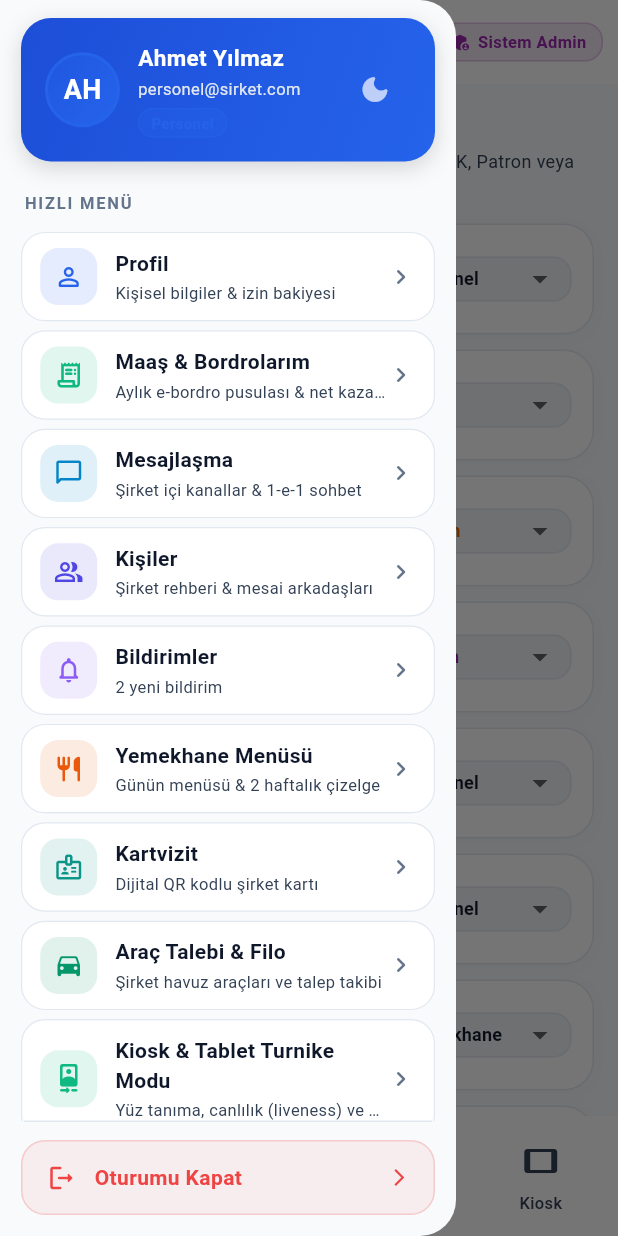
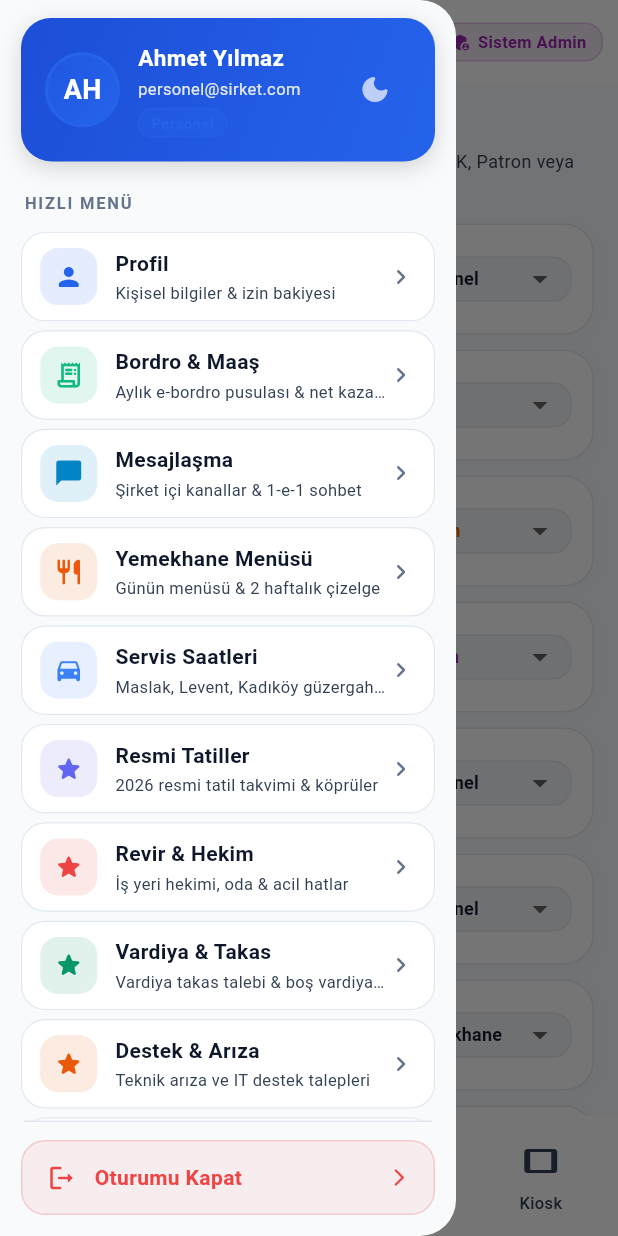
Before and after one commit to huseyincanli20/pdks-flutter, a Flutter app: the AdminShell screen opened directly, with the side drawer open, on a phone screen of 412 x 824 dp. Run offline on Flutter 3.47's test engine with Material 3 defaults, Android fonts, the phone set to English and light mode, and no system bars; our stand-ins replace file_picker, geolocator, image_picker, local_auth, qr_flutter, shared_preferences; missing offline and left inert: dart:html, dart:js, mobile_scanner; accounts and stored records are empty; network calls fail.

Commit message:
feat(ui): dynamically display all 25 enterprise modules under HIZLI MENU in AppDrawer

```diff
--- a/lib/views/common/app_drawer.dart
+++ b/lib/views/common/app_drawer.dart
@@ -2,12 +2,14 @@ import 'package:flutter/material.dart';
 import 'package:provider/provider.dart';
 import '../../core/constants/app_colors.dart';
 import '../../models/employee.dart';
+import '../../models/quick_menu_item.dart';
 import '../../state/pdks_state.dart';
 import '../menu/profile_screen.dart';
 import '../menu/contacts_screen.dart';
 import '../menu/business_card_screen.dart';
 import '../menu/settings_screen.dart';
 import '../menu/about_screen.dart';
+import '../menu/favorites_screen.dart';
 import '../notifications/notifications_screen.dart';
 import '../cafeteria/cafeteria_menu_view_screen.dart';
 import '../payroll/my_payrolls_screen.dart';
@@ -15,11 +17,243 @@ import '../payroll/payroll_management_screen.dart';
 import '../chat/chat_list_screen.dart';
 import '../vehicle/vehicle_request_screen.dart';
 import '../kiosk/kiosk_terminal_screen.dart';
+import '../enterprise/enterprise_hub_screen.dart';
+import '../mobile/leave_request_screen.dart';
+import 'field_work_dialog.dart';
 import 'firebase_config_dialog.dart';
 import 'quick_menu_manager_dialog.dart';
 
 class AppDrawer extends StatelessWidget {
   const AppDrawer({super.key});
+
+  void _handleDrawerAction(BuildContext context, QuickMenuItem item, Employee user, PdksState pdks) {
+    if (!pdks.hasPagePermission(item.actionType)) {
+      ScaffoldMessenger.of(context).showSnackBar(
+        const SnackBar(
+          content: Text('Yetki Sınırı: Bu modüle erişim için rol yetkiniz bulunmamaktadır.'),
+          backgroundColor: Colors.red,
+          behavior: SnackBarBehavior.floating,
+        ),
+      );
+      return;
+    }
+
+    switch (item.actionType) {
+      case 'profile':
+        Navigator.push(context, MaterialPageRoute(builder: (_) => const ProfileScreen()));
+        break;
+      case 'payroll':
+        Navigator.push(
+          context,
+          MaterialPageRoute(
+            builder: (_) => (user.role == UserRole.hr || user.role == UserRole.boss || user.role == UserRole.admin)
+                ? const PayrollManagementScreen()
+                : const MyPayrollsScreen(),
+          ),
+        );
+        break;
+      case 'chat':
+        Navigator.push(context, MaterialPageRoute(builder: (_) => const ChatListScreen()));
+        break;
+      case 'contacts':
+        Navigator.push(context, MaterialPageRoute(builder: (_) => const ContactsScreen()));
+        break;
+      case 'notifications':
+        Navigator.push(context, MaterialPageRoute(builder: (_) => const NotificationsScreen()));
+        break;
+      case 'cafeteria':
+        Navigator.push(context, MaterialPageRoute(builder: (_) => const CafeteriaMenuViewScreen()));
+        break;
+      case 'business_card':
+        Navigator.push(context, MaterialPageRoute(builder: (_) => const BusinessCardScreen()));
+        break;
+      case 'favorites':
+        Navigator.push(context, MaterialPageRoute(builder: (_) => const FavoritesScreen()));
+        break;
+      case 'leave':
+        Navigator.push(context, MaterialPageRoute(builder: (_) => const LeaveRequestScreen()));
+        break;
+      case 'records':
+        Navigator.pop(context);
+        break;
+      case 'field_work':
+        FieldWorkDialog.show(context);
+        break;
+      case 'overtime':
+        ScaffoldMessenger.of(context).showSnackBar(
+          const SnackBar(content: Text('Fazla mesai talebiniz yöneticinize iletildi.')),
+        );
+        break;
+      case 'vehicle_request':
+        Navigator.push(context, MaterialPageRoute(builder: (_) => const VehicleRequestScreen()));
+        break;
+      case 'shift_swap':
+        Navigator.push(context, MaterialPageRoute(builder: (_) => const EnterpriseHubScreen(initialTabIndex: 1)));
+        break;
+      case 'helpdesk':
+        Navigator.push(context, MaterialPageRoute(builder: (_) => const EnterpriseHubScreen(initialTabIndex: 2)));
+        break;
+      case 'announcements':
+        Navigator.push(context, MaterialPageRoute(builder: (_) => const EnterpriseHubScreen(initialTabIndex: 3)));
+        break;
+      case 'onboarding':
+        Navigator.push(context, MaterialPageRoute(builder: (_) => const EnterpriseHubScreen(initialTabIndex: 4)));
+        break;
+      case 'training':
+        Navigator.push(context, MaterialPageRoute(builder: (_) => const EnterpriseHubScreen(initialTabIndex: 5)));
+        break;
+      case 'okr':
+        Navigator.push(context, MaterialPageRoute(builder: (_) => const EnterpriseHubScreen(initialTabIndex: 6)));
+        break;
+      case 'visitors':
+        Navigator.push(context, MaterialPageRoute(builder: (_) => const EnterpriseHubScreen(initialTabIndex: 7)));
+        break;
+      case 'hybrid_desk':
+        Navigator.push(context, MaterialPageRoute(builder: (_) => const EnterpriseHubScreen(initialTabIndex: 8)));
+        break;
+      case 'branches':
+        Navigator.push(context, MaterialPageRoute(builder: (_) => const EnterpriseHubScreen(initialTabIndex: 9)));
+        break;
+      case 'feedback':
+        Navigator.push(context, MaterialPageRoute(builder: (_) => const EnterpriseHubScreen(initialTabIndex: 10)));
+        break;
+      case 'calibration':
+        Navigator.push(context, MaterialPageRoute(builder: (_) => const EnterpriseHubScreen(initialTabIndex: 12)));
+        break;
+      case 'pdks_ai':
+        Navigator.push(context, MaterialPageRoute(builder: (_) => const EnterpriseHubScreen(initialTabIndex: 14)));
+        break;
+      case 'kiosk_face':
+        Navigator.push(context, MaterialPageRoute(builder: (_) => const KioskTerminalScreen()));
+        break;
+      case 'digital_docs':
+      case 'digital_signature':
+        Navigator.push(context, MaterialPageRoute(builder: (_) => const EnterpriseHubScreen(initialTabIndex: 16)));
+        break;
+      case 'near_miss':
+        Navigator.push(context, MaterialPageRoute(builder: (_) => const EnterpriseHubScreen(initialTabIndex: 17)));
+        break;
+      case 'ptt_radio':
+        Navigator.push(context, MaterialPageRoute(builder: (_) => const EnterpriseHubScreen(initialTabIndex: 18)));
+        break;
+      case 'shuttle':
+        showDialog(
+          context: context,
+          builder: (ctx) => AlertDialog(
+            shape: RoundedRectangleBorder(borderRadius: BorderRadius.circular(20)),
+            title: const Row(
+              children: [
+                Icon(Icons.directions_bus_rounded, color: Color(0xFF3B82F6), size: 22),
+                SizedBox(width: 8),
+                Expanded(child: Text('Şirket Servis Saatleri', style: TextStyle(fontSize: 16, fontWeight: FontWeight.bold))),
+              ],
+            ),
+            content: const Text(
+              'Akşam Çıkış Servisleri (Kalkış: 18:15):\n\n'
+              '1. Maslak - Levent - Zincirlikuyu - Kadıköy\n'
+              '2. Maslak - Çağlayan - Mecidiyeköy - Bakırköy\n'
+              '3. Maslak - Kozyatağı - Ataşehir - Ümraniye\n'
+              '4. Maslak - Kağıthane - Eyüp - Gaziosmanpaşa\n\n'
+              'Servis Sorumlusu İletişim: 0532 000 11 22',
+              style: TextStyle(fontSize: 13, height: 1.5),
+            ),
+            actions: [
+              TextButton(onPressed: () => Navigator.pop(ctx), child: const Text('Kapat')),
+            ],
+          ),
+        );
+        break;
+      case 'holidays':
+        showDialog(
+          context: context,
+          builder: (ctx) => AlertDialog(
+            shape: RoundedRectangleBorder(borderRadius: BorderRadius.circular(20)),
+            title: const Row(
+              children: [
+                Icon(Icons.calendar_month_rounded, color: Color(0xFF6366F1), size: 22),
+                SizedBox(width: 8),
+                Expanded(child: Text('2026 Resmi Tatiller', style: TextStyle(fontSize: 16, fontWeight: FontWeight.bold))),
+              ],
+            ),
+            content: const Text(
+              '• 1 Ocak (Perşembe): Yılbaşı\n'
+              '• 23 Nisan (Perşembe): Ulusal Egemenlik ve Çocuk Bayramı\n'
+              '• 1 Mayıs (Cuma): Emek ve Dayanışma Günü\n'
+              '• 19 Mayıs (Salı): Atatürk\'ü Anma, Gençlik ve Spor Bayramı\n'
+              '• 15 Temmuz (Çarşamba): Demokrasi ve Milli Birlik Günü\n'
+              '• 30 Ağustos (Pazar): Zafer Bayramı\n'
+              '• 29 Ekim (Perşembe): Cumhuriyet Bayramı',
+              style: TextStyle(fontSize: 13, height: 1.5),
+            ),
+            actions: [
+              TextButton(onPressed: () => Navigator.pop(ctx), child: const Text('Kapat')),
+            ],
+          ),
+        );
+        break;
+      case 'doctor':
+        showDialog(
+          context: context,
+          builder: (ctx) => AlertDialog(
+            shape: RoundedRectangleBorder(borderRadius: BorderRadius.circular(20)),
+            title: const Row(
+              children: [
+                Icon(Icons.medical_services_outlined, color: Color(0xFFEF4444), size: 22),
+                SizedBox(width: 8),
+                Expanded(child: Text('İş Yeri Hekimi & Revir', style: TextStyle(fontSize: 16, fontWeight: FontWeight.bold))),
+              ],
+            ),
+            content: const Text(
+              'İş Yeri Hekimi: Dr. Mehmet Yılmaz\n'
+              'Çalışma Saatleri: Hafta içi 09:00 - 17:30\n'
+              'Konum: B Blok, Giriş Kat, Oda No: 104\n\n'
+              'Acil Dahili Hatlar:\n'
+              '• Revir: Dahili 1044\n'
+              '• İK Masası: Dahili 1002\n'
+              '• Güvenlik Masası: Dahili 1000\n'
+              '• Genel Acil Çağrı: 112',
+              style: TextStyle(fontSize: 13, height: 1.5),
+            ),
+            actions: [
+              TextButton(onPressed: () => Navigator.pop(ctx), child: const Text('Kapat')),
+            ],
+          ),
+        );
+        break;
+      case 'enterprise_hub':
+        Navigator.push(context, MaterialPageRoute(builder: (_) => const EnterpriseHubScreen()));
+        break;
+      case 'settings':
+        Navigator.push(context, MaterialPageRoute(builder: (_) => const SettingsScreen()));
+        break;
+      case 'about':
+        Navigator.push(context, MaterialPageRoute(builder: (_) => const AboutScreen()));
+        break;
+      case 'cloud_db':
+        showFirebaseConfigDialog(context);
+        break;
+      case 'info_dialog':
+      default:
+        showDialog(
+          context: context,
+          builder: (ctx) => AlertDialog(
+            shape: RoundedRectangleBorder(borderRadius: BorderRadius.circular(20)),
+            title: Row(
+              children: [
+                Icon(item.icon, color: item.color, size: 22),
+                const SizedBox(width: 8),
+                Expanded(child: Text(item.title, style: const TextStyle(fontSize: 16, fontWeight: FontWeight.bold))),
+              ],
+            ),
+            content: Text(item.customContent ?? item.subtitle, style: const TextStyle(fontSize: 13, height: 1.5)),
+            actions: [
+              TextButton(onPressed: () => Navigator.pop(ctx), child: const Text('Kapat')),
+            ],
+          ),
+        );
+        break;
+    }
+  }
 
   void _showLogoutDialog(BuildContext context) {
     showDialog(
@@ -340,123 +574,36 @@ class AppDrawer extends StatelessWidget {
               ),
             ),
 
-            // Menü Öğeleri Listesi
+            // Dinamik Hızlı Menü Öğeleri Listesi (Tüm Kurumsal ve Servis Modülleri)
             Expanded(
               child: ListView(
                 padding: const EdgeInsets.symmetric(horizontal: 14, vertical: 2),
-                children: [
-                  _buildDrawerTile(
+                children: pdks.visibleQuickMenuItems.map((item) {
+                  int? badge;
+                  if (item.actionType == 'chat') badge = pdks.unreadChatCount;
+                  if (item.actionType == 'notifications') badge = pdks.unreadNotificationsCount;
+
+                  String sub = item.subtitle;
+                  if (item.actionType == 'leave') {
+                    sub = 'Kalan: ${user.remainingLeaveDays} Gün';
+                  } else if (item.actionType == 'payroll') {
+                    sub = (user.role == UserRole.hr || user.role == UserRole.boss || user.role == UserRole.admin)
+                        ? 'Aylık maaş hesaplama, icmal & ödemeler'
+                        : 'Aylık e-bordro pusulası & net kazanç';
+                  } else if (item.actionType == 'settings') {
+                    sub = 'Tema (${pdks.themeModeName}), bildirim & izinler';
+                  }
+
+                  return _buildDrawerTile(
                     context,
-                    icon: Icons.person_outline_rounded,
-                    color: const Color(0xFF2563EB),
-                    title: 'Profil',
-                    subtitle: 'Kişisel bilgiler & izin bakiyesi',
-                    destination: const ProfileScreen(),
-                  ),
-                  _buildDrawerTile(
-                    context,
-                    icon: Icons.receipt_long_rounded,
-                    color: const Color(0xFF10B981),
-                    title: (user.role == UserRole.hr || user.role == UserRole.boss || user.role == UserRole.admin)
-                        ? 'Bordro & Maaş Yönetimi'
-                        : 'Maaş & Bordrolarım',
-                    subtitle: (user.role == UserRole.hr || user.role == UserRole.boss || user.role == UserRole.admin)
-                        ? 'Aylık maaş hesaplama, icmal & ödemeler'
-                        : 'Aylık e-bordro pusulası & net kazanç',
-                    destination: (user.role == UserRole.hr || user.role == UserRole.boss || user.role == UserRole.admin)
-                        ? const PayrollManagementScreen()
-                        : const MyPayrollsScreen(),
-                  ),
-                  _buildDrawerTile(
-                    context,
-                    icon: Icons.chat_bubble_outline_rounded,
-                    color: const Color(0xFF0284C7),
-                    title: 'Mesajlaşma',
-                    subtitle: pdks.unreadChatCount > 0
-                        ? '${pdks.unreadChatCount} yeni mesaj'
-                        : 'Şirket içi kanallar & 1-e-1 sohbet',
-                    destination: const ChatListScreen(),
-                    badgeCount: pdks.unreadChatCount,
-                  ),
-                  _buildDrawerTile(
-                    context,
-                    icon: Icons.people_alt_outlined,
-                    color: const Color(0xFF4F46E5),
-                    title: 'Kişiler',
-                    subtitle: 'Şirket rehberi & mesai arkadaşları',
-                    destination: const ContactsScreen(),
-                  ),
-                  _buildDrawerTile(
-                    context,
-                    icon: Icons.notifications_none_rounded,
-                    color: const Color(0xFF8B5CF6),
-                    title: 'Bildirimler',
-                    subtitle: pdks.unreadNotificationsCount > 0 ? '${pdks.unreadNotificationsCount} yeni bildirim' : 'Duyurular & onaylar',
-                    destination: const NotificationsScreen(),
-                  ),
-                  _buildDrawerTile(
-                    context,
-                    icon: Icons.restaurant_rounded,
-                    color: const Color(0xFFEA580C),
-                    title: 'Yemekhane Menüsü',
-                    subtitle: 'Günün menüsü & 2 haftalık çizelge',
-                    destination: const CafeteriaMenuViewScreen(),
-                  ),
-                  _buildDrawerTile(
-                    context,
-                    icon: Icons.badge_outlined,
-                    color: const Color(0xFF0D9488),
-                    title: 'Kartvizit',
-                    subtitle: 'Dijital QR kodlu şirket kartı',
-                    destination: const BusinessCardScreen(),
-                  ),
-                  if (pdks.hasPagePermission('vehicle_request'))
-                    _buildDrawerTile(
-                      context,
-                      icon: Icons.directions_car_rounded,
-                      color: const Color(0xFF059669),
-                      title: 'Araç Talebi & Filo',
-                      subtitle: (user.role == UserRole.vehicleRentalManager || user.role == UserRole.boss || user.role == UserRole.admin)
-                          ? 'Filo yönetimi & araç tahsis'
-                          : 'Şirket havuz araçları ve talep takibi',
-                      destination: const VehicleRequestScreen(),
-                    ),
-                  _buildDrawerTile(
-                    context,
-                    icon: Icons.camera_front_rounded,
-                    color: const Color(0xFF10B981),
-                    title: 'Kiosk & Tablet Turnike Modu',
-                    subtitle: 'Yüz tanıma, canlılık (liveness) ve TCP/IP turnike rölesi',
-                    destination: const KioskTerminalScreen(),
-                  ),
-                  if (user.role == UserRole.admin || user.role == UserRole.boss)
-                    _buildDrawerTile(
-                      context,
-                      icon: Icons.local_fire_department_rounded,
-                      color: const Color(0xFFFF5722),
-                      title: 'Firebase Bulut DB',
-                      subtitle: pdks.isFirebaseConnected
-                          ? 'Merkezi bulut eşitlendi (Online)'
-                          : 'Yerel ve bulut senkronizasyonu',
-                      onTapCustom: () => showFirebaseConfigDialog(context),
-                    ),
-                  _buildDrawerTile(
-                    context,
-                    icon: Icons.settings_outlined,
-                    color: const Color(0xFF475569),
-                    title: 'Ayarlar',
-                    subtitle: 'Tema (${pdks.themeModeName}), bildirim & izinler',
-                    destination: const SettingsScreen(),
-                  ),
-                  _buildDrawerTile(
-                    context,
-                    icon: Icons.info_outline_rounded,
-                    color: const Color(0xFF0284C7),
-                    title: 'Hakkımda',
-                    subtitle: 'Sürüm 1.0.0 & sistem güvenliği',
-                    destination: const AboutScreen(),
-                  ),
-                ],
+                    icon: item.icon,
+                    color: item.color,
+                    title: item.title,
+                    subtitle: sub,
+                    badgeCount: badge,
+                    onTapCustom: () => _handleDrawerAction(context, item, user, pdks),
+                  );
+                }).toList(),
               ),
             ),
 
```
